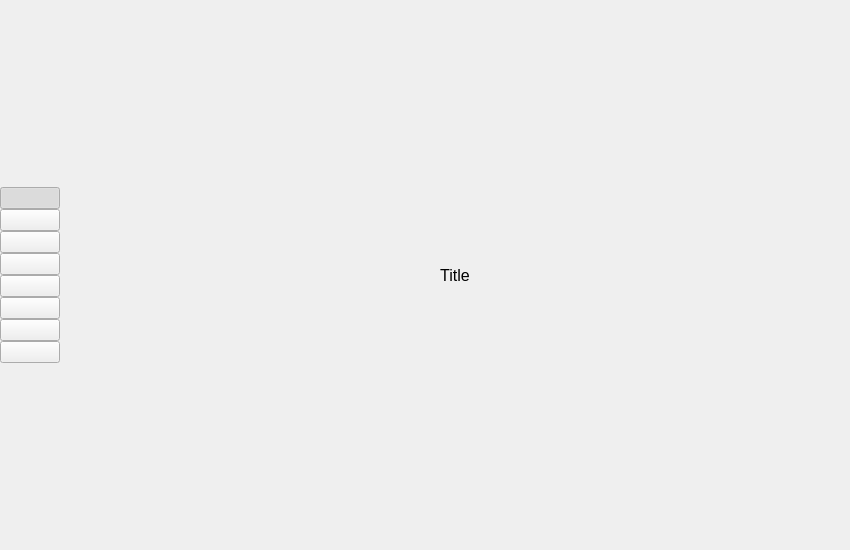
First picture: the form in stacer/app.ui, repository oguzhaninan/Stacer, before the edit.
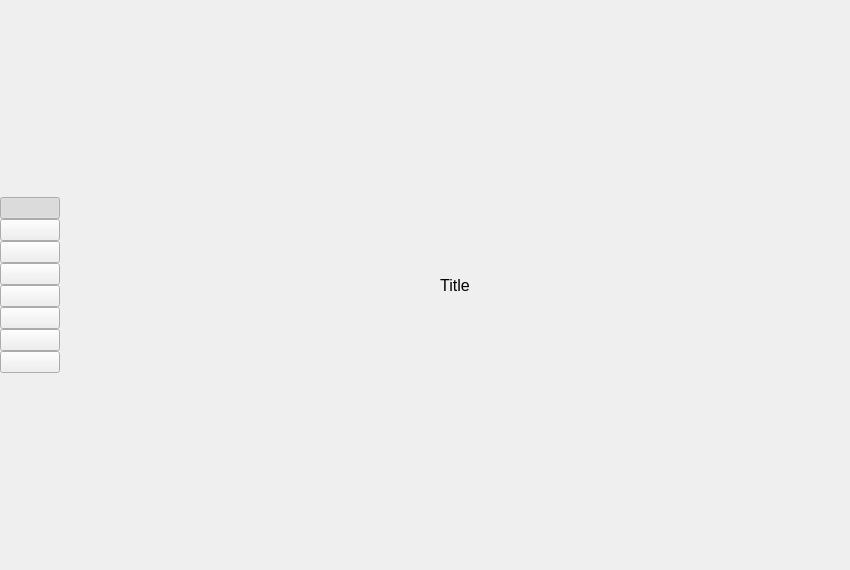
Second picture: the form after the edit. Icons and pictures are not drawn.

Patch:
```diff
--- a/stacer/app.ui
+++ b/stacer/app.ui
@@ -10,7 +10,7 @@
     <x>0</x>
     <y>0</y>
     <width>850</width>
-    <height>550</height>
+    <height>570</height>
    </rect>
   </property>
   <property name="windowTitle">
```
